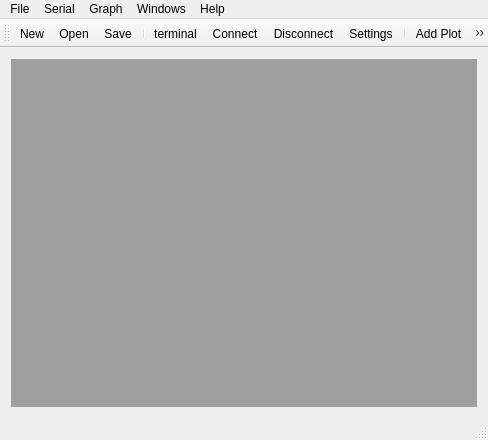
This is mainwindow.ui in xcoder123/FlexiPlot as Qt 5 draws it before an edit. The edited form follows.
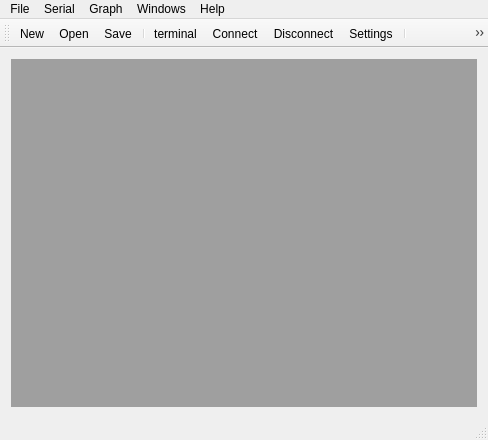
This is the edited form. Icons and pictures are not drawn.

```diff
--- a/mainwindow.ui
+++ b/mainwindow.ui
@@ -106,6 +106,7 @@
    <addaction name="actionSettings"/>
    <addaction name="separator"/>
    <addaction name="actionAdd_Graph"/>
+   <addaction name="actionAdd_Bar_Graph"/>
    <addaction name="actionAdd_Map"/>
   </widget>
   <widget class="QStatusBar" name="statusBar"/>
@@ -157,7 +158,7 @@
      <normaloff>:/images/graph.png</normaloff>:/images/graph.png</iconset>
    </property>
    <property name="text">
-    <string>Add Plot</string>
+    <string>Add Line Chart</string>
    </property>
    <property name="shortcut">
     <string>Ctrl++, Ctrl+=</string>
@@ -256,6 +257,15 @@
     <string>Opens Serial Terminal</string>
    </property>
   </action>
+  <action name="actionAdd_Bar_Graph">
+   <property name="icon">
+    <iconset resource="icons.qrc">
+     <normaloff>:/images/view-statistics.png</normaloff>:/images/view-statistics.png</iconset>
+   </property>
+   <property name="text">
+    <string>Add Bar Graph</string>
+   </property>
+  </action>
  </widget>
  <layoutdefault spacing="6" margin="11"/>
  <resources>
```
Left out of the diff: 1 changed line with no effect on the pictures.
